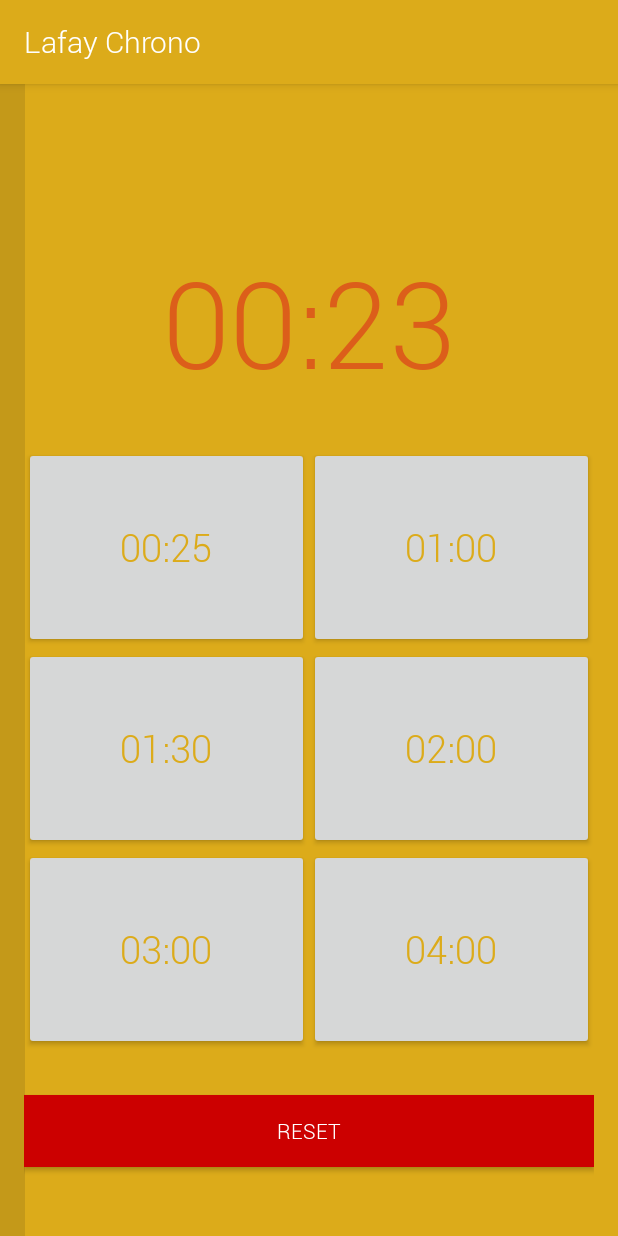
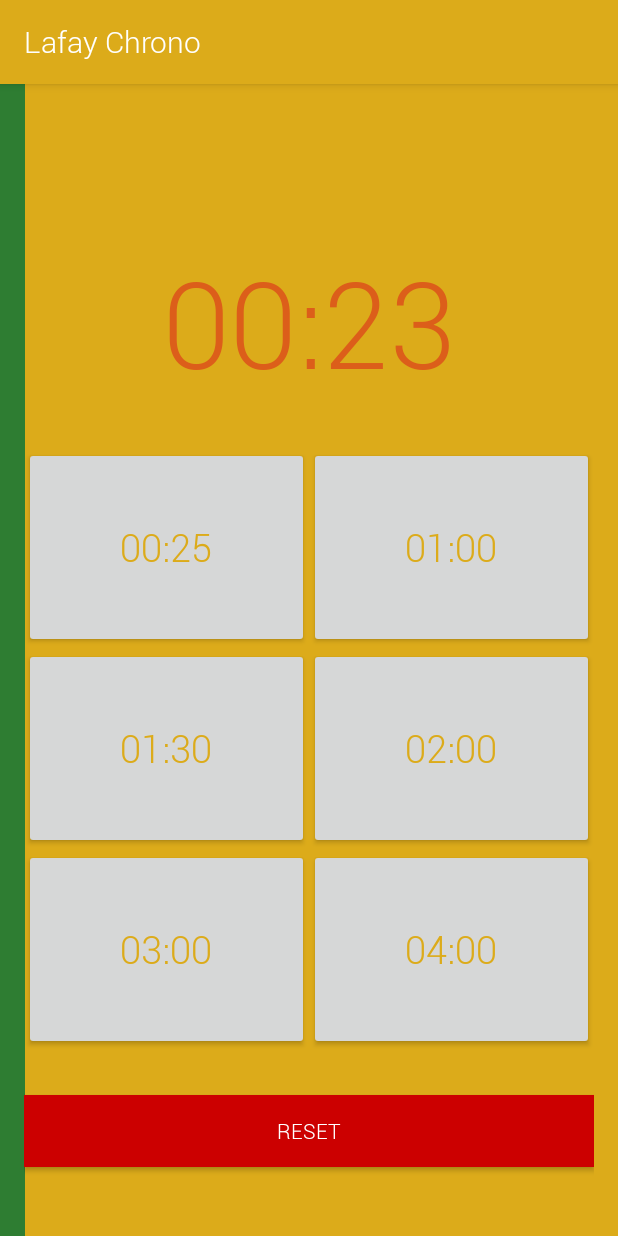
Before and after one commit to joeybronner/android-lafay-chrono, an Android app: the screen it shows after launch (MainActivity), after a tap on "00:25", on a phone screen of 412 x 824 dp. Run offline under Robolectric (Android 15) with nearby library versions, the phone set to English and light mode, and no system bars; libraries missing offline, so code that uses them is left out: com.hanks.htextview.

Commit message:
Green progress bar

```diff
--- a/app/src/main/res/drawable/progress.xml
+++ b/app/src/main/res/drawable/progress.xml
@@ -16,10 +16,10 @@
             <shape>
                 <gradient
                     android:angle="270"
-                    android:centerColor="#80ffb600"
+                    android:centerColor="@color/colorPrimary"
                     android:centerY="0.75"
-                    android:endColor="#a0ffcb00"
-                    android:startColor="#80ffd300" />
+                    android:endColor="@color/colorPrimary"
+                    android:startColor="@color/colorPrimary" />
             </shape>
         </clip>
     </item>
@@ -28,8 +28,8 @@
             <shape>
                 <gradient
                     android:angle="270"
-                    android:endColor="@color/colorPrimaryDarkLight"
-                    android:startColor="@color/colorPrimaryDarkLight" />
+                    android:endColor="@color/green"
+                    android:startColor="@color/green" />
             </shape>
         </clip>
     </item>
--- a/app/src/main/res/values/colors.xml
+++ b/app/src/main/res/values/colors.xml
@@ -1,9 +1,11 @@
 <?xml version="1.0" encoding="utf-8"?>
 <resources>
     <color name="colorPrimary">#dcab1a</color>
-    <color name="colorPrimaryDarkLight">#d0be9418</color>
+    <color name="colorPrimaryDarkLight">#d0ffdf7e</color>
     <color name="colorPrimaryDark">#dc5e1a</color>
     <color name="colorAccent">#e77e22</color>
+    <color name="blue">#2196F3</color>
     <color name="white">#fff</color>
+    <color name="green">#2E7D32</color>
     <color name="lightGray">#E0E0E0</color>
 </resources>
```
